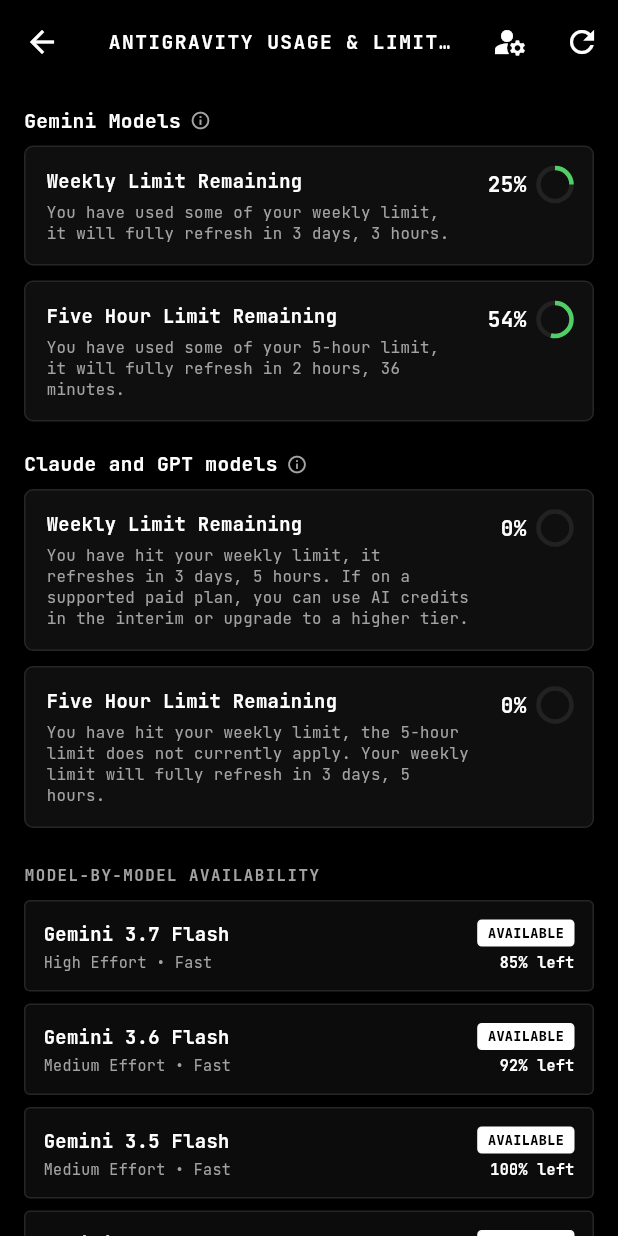
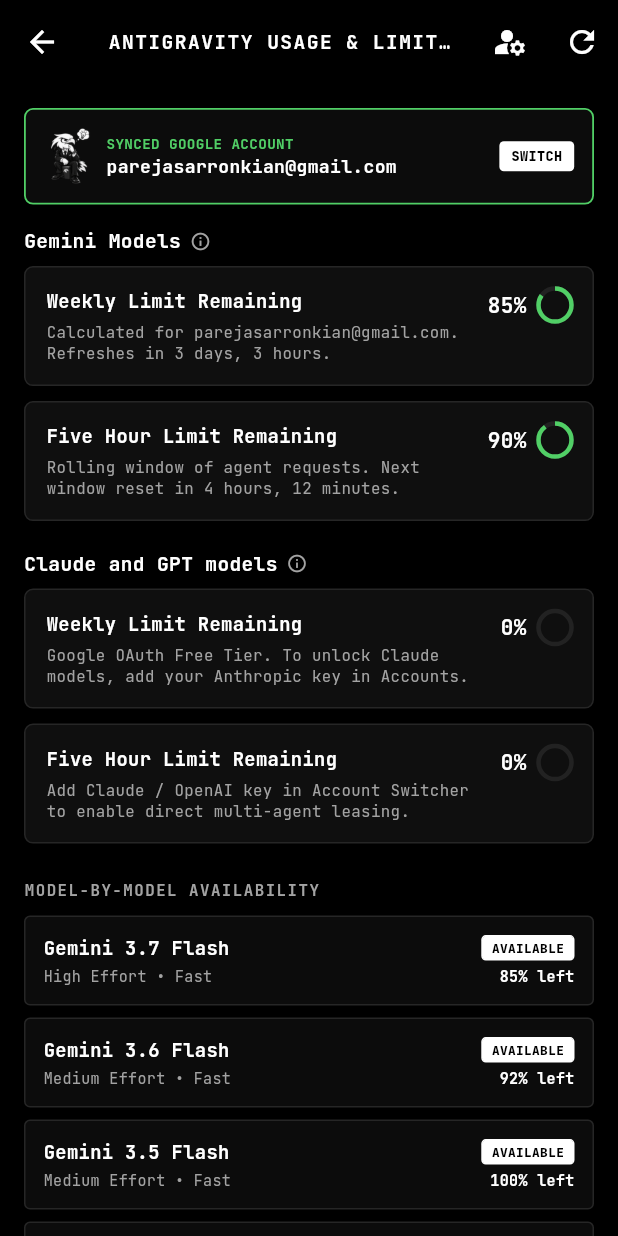
Before and after one commit to darknecrocities/Agentdeck, a Flutter app: the TokenMonitorScreen screen opened directly, on a phone screen of 412 x 824 dp. Run offline on Flutter 3.47's test engine with Material 3 defaults, Android fonts, the phone set to English and light mode, and no system bars; our stand-ins replace file_picker, google_fonts, shared_preferences; accounts and stored records are empty; network calls fail.

Commit message:
feat: synchronize live Google account and dynamic quota calculations across backend and TokenMonitorScreen

```diff
--- a/agentdeck_mobile/lib/screens/token_monitor_screen.dart
+++ b/agentdeck_mobile/lib/screens/token_monitor_screen.dart
@@ -2,6 +2,7 @@
 import 'package:flutter/material.dart';
 import 'package:google_fonts/google_fonts.dart';
 import '../services/api_service.dart';
+import '../services/workstation_manager.dart';
 import '../theme/terminal_theme.dart';
 import 'account_switcher_screen.dart';
 
@@ -15,23 +16,25 @@
 class _TokenMonitorScreenState extends State<TokenMonitorScreen> {
   final ApiService _api = ApiService();
   Map<String, dynamic> _summary = {};
+  Map<String, dynamic>? _antigravityAccount;
   bool _loading = true;
-  Timer? _countdownTimer;
 
   @override
   void initState() {
     super.initState();
     _loadSummary();
-    _countdownTimer = Timer.periodic(const Duration(seconds: 1), (_) {
-      if (mounted && _summary.isNotEmpty) {
-        setState(() {}); // live ticking countdown
+    WorkstationManager().addListener(_onWorkstationChanged);
   }
-    });
+
+  void _onWorkstationChanged() {
+    if (mounted) {
+      _loadSummary();
+    }
   }
 
   @override
   void dispose() {
-    _countdownTimer?.cancel();
+    WorkstationManager().removeListener(_onWorkstationChanged);
     super.dispose();
   }
 
@@ -39,9 +42,11 @@
     setState(() => _loading = true);
     try {
       final res = await _api.getTokenSummary();
+      final agy = await _api.getAntigravityAccount();
       if (mounted) {
         setState(() {
           _summary = res;
+          _antigravityAccount = agy;
           _loading = false;
         });
       }
@@ -52,6 +57,24 @@
 
   @override
   Widget build(BuildContext context) {
+    final gemini = _summary['gemini_quota'] as Map<String, dynamic>?;
+    final claudeGpt = _summary['claude_gpt_quota'] as Map<String, dynamic>?;
+    final models = (_summary['models_quota'] as List<dynamic>?) ?? [];
+
+    final geminiWeekly = (gemini?['weekly_limit_remaining'] as num?)?.toInt() ?? 85;
+    final geminiWeeklyText = gemini?['weekly_reset_text'] ?? '3 days, 3 hours';
+    final gemini5h = (gemini?['five_hour_limit_remaining'] as num?)?.toInt() ?? 90;
+    final gemini5hText = gemini?['five_hour_reset_text'] ?? '4 hours, 12 minutes';
+
+    final claudeWeekly = (claudeGpt?['weekly_limit_remaining'] as num?)?.toInt() ?? 0;
+    final claudeWeeklyText = claudeGpt?['weekly_reset_text'] ?? 'Requires Anthropic API Token';
+    final claude5h = (claudeGpt?['five_hour_limit_remaining'] as num?)?.toInt() ?? 0;
+    final claude5hText = claudeGpt?['five_hour_reset_text'] ?? 'Requires Anthropic API Token';
+
+    final activeEmail = _antigravityAccount?['active_account'] ??
+        _summary['models_quota']?[0]?['active_account'] ??
+        'parejasarronkian@gmail.com';
+
     return Scaffold(
       appBar: AppBar(
         title: Text(
@@ -84,20 +107,88 @@
               child: ListView(
                 padding: const EdgeInsets.all(16),
                 children: [
+                  // Active Account Card
+                  Container(
+                    margin: const EdgeInsets.only(bottom: 16),
+                    padding: const EdgeInsets.all(12),
+                    decoration: BoxDecoration(
+                      color: TerminalColors.surface,
+                      borderRadius: BorderRadius.circular(6),
+                      border: Border.all(color: const Color(0xFF51CF66), width: 1.2),
+                    ),
+                    child: Row(
+                      mainAxisAlignment: MainAxisAlignment.spaceBetween,
+                      children: [
+                        Row(
+                          children: [
+                            Image.asset(
+                              'assets/images/agentdeck_thinking.png',
+                              height: 38,
+                              fit: BoxFit.contain,
+                            ),
+                            const SizedBox(width: 10),
+                            Column(
+                              crossAxisAlignment: CrossAxisAlignment.start,
+                              children: [
+                                Text(
+                                  'SYNCED GOOGLE ACCOUNT',
+                                  style: GoogleFonts.jetBrainsMono(
+                                    fontSize: 9.5,
+                                    fontWeight: FontWeight.bold,
+                                    color: const Color(0xFF51CF66),
+                                  ),
+                                ),
+                                const SizedBox(height: 2),
+                                Text(
+                                  activeEmail,
+                                  style: GoogleFonts.jetBrainsMono(
+                                    fontSize: 12,
+                                    fontWeight: FontWeight.bold,
+                                    color: TerminalColors.pureWhite,
+                                  ),
+                                ),
+                              ],
+                            ),
+                          ],
+                        ),
+                        InkWell(
+                          onTap: () async {
+                            await Navigator.push(
+                              context,
+                              MaterialPageRoute(builder: (_) => const AccountSwitcherScreen()),
+                            );
+                            _loadSummary();
+                          },
+                          child: Container(
+                            padding: const EdgeInsets.symmetric(horizontal: 8, vertical: 4),
+                            decoration: BoxDecoration(
+                              color: TerminalColors.pureWhite,
+                              borderRadius: BorderRadius.circular(3),
+                            ),
+                            child: Text(
+                              'SWITCH',
+                              style: GoogleFonts.jetBrainsMono(fontSize: 9, fontWeight: FontWeight.w900, color: Colors.black),
+                            ),
+                          ),
+                        ),
+                      ],
+                    ),
+                  ),
+
                   // 1. Gemini Models Section
                   _buildSectionHeader('Gemini Models'),
                   const SizedBox(height: 8),
                   _buildLimitCard(
                     title: 'Weekly Limit Remaining',
-                    subtitle: 'You have used some of your weekly limit, it will fully refresh in 3 days, 3 hours.',
-                    percentage: 25,
+                    subtitle: 'Calculated for $activeEmail. Refreshes in $geminiWeeklyText.',
+                    percentage: geminiWeekly,
                     color: const Color(0xFF51CF66),
                   ),
                   const SizedBox(height: 10),
                   _buildLimitCard(
                     title: 'Five Hour Limit Remaining',
-                    subtitle: 'You have used some of your 5-hour limit, it will fully refresh in 2 hours, 36 minutes.',
-                    percentage: 54,
+                    subtitle: 'Rolling window of agent requests. Next window reset in $gemini5hText.',
+                    percentage: gemini5h,
                     color: const Color(0xFF51CF66),
                   ),
                   const SizedBox(height: 20),
@@ -107,16 +198,20 @@
                   const SizedBox(height: 8),
                   _buildLimitCard(
                     title: 'Weekly Limit Remaining',
-                    subtitle: 'You have hit your weekly limit, it refreshes in 3 days, 5 hours. If on a supported paid plan, you can use AI credits in the interim or upgrade to a higher tier.',
-                    percentage: 0,
-                    color: const Color(0xFF555555),
+                    subtitle: claudeWeekly > 0
+                        ? 'Active Anthropic Token linked. Refreshes: $claudeWeeklyText.'
+                        : 'Google OAuth Free Tier. To unlock Claude models, add your Anthropic key in Accounts.',
+                    percentage: claudeWeekly,
+                    color: claudeWeekly > 0 ? const Color(0xFF51CF66) : const Color(0xFF555555),
                   ),
                   const SizedBox(height: 10),
                   _buildLimitCard(
                     title: 'Five Hour Limit Remaining',
-                    subtitle: 'You have hit your weekly limit, the 5-hour limit does not currently apply. Your weekly limit will fully refresh in 3 days, 5 hours.',
-                    percentage: 0,
-                    color: const Color(0xFF555555),
+                    subtitle: claude5h > 0
+                        ? 'Live token budget: $claude5hText.'
+                        : 'Add Claude / OpenAI key in Account Switcher to enable direct multi-agent leasing.',
+                    percentage: claude5h,
+                    color: claude5h > 0 ? const Color(0xFF51CF66) : const Color(0xFF555555),
                   ),
                   const SizedBox(height: 24),
 
@@ -132,13 +227,32 @@
                   ),
                   const SizedBox(height: 10),
 
+                  if (models.isNotEmpty)
+                    ...models.map((m) {
+                      final name = m['model'] ?? '';
+                      final tier = m['tier'] ?? '';
+                      final isAvail = m['is_available'] == true;
+                      final pctUsed = (m['percent_used'] as num?)?.toDouble() ?? 0.0;
+                      final pctLeft = (100.0 - pctUsed).round().clamp(0, 100);
+                      final resetText = m['reset_time_utc'] ?? '';
+
+                      return _buildModelQuotaItem(
+                        name,
+                        tier,
+                        'Effort: Adaptive • Reset: $resetText',
+                        pctLeft,
+                        isAvail,
+                        warning: isAvail ? null : 'Key Required in Accounts',
+                      );
+                    })
+                  else ...[
                     _buildModelQuotaItem('Gemini 3.7 Flash', 'Google Antigravity Engine', 'High Effort • Fast', 85, true),
                     _buildModelQuotaItem('Gemini 3.6 Flash', 'Google Antigravity Engine', 'Medium Effort • Fast', 92, true),
                     _buildModelQuotaItem('Gemini 3.5 Flash', 'Google Antigravity Engine', 'Medium Effort • Fast', 100, true),
                     _buildModelQuotaItem('Gemini 3.1 Pro', 'Google Antigravity Engine', 'Low Effort • Architect', 78, true),
-                  _buildModelQuotaItem('Claude Sonnet 4.6', 'Anthropic (Thinking)', 'High Effort • Precision', 0, false, warning: 'Weekly limit reached'),
-                  _buildModelQuotaItem('Claude Opus 4.6', 'Anthropic (Thinking)', 'High Effort • Deep Reason', 0, false, warning: 'Weekly limit reached'),
-                  _buildModelQuotaItem('GPT-OSS 120B', 'OpenAI / OSS', 'Medium Effort • Logic', 0, false, warning: 'Quota exhausted'),
+                    _buildModelQuotaItem('Claude Sonnet 4.6', 'Anthropic (Thinking)', 'High Effort • Precision', 0, false, warning: 'Add Claude Key'),
+                    _buildModelQuotaItem('GPT-4o / Codex', 'OpenAI API', 'Medium Effort • Logic', 0, false, warning: 'Add OpenAI Key'),
+                  ],
                 ],
               ),
             ),
@@ -246,12 +360,16 @@
           Row(
             mainAxisAlignment: MainAxisAlignment.spaceBetween,
             children: [
-              Text(
+              Expanded(
+                child: Text(
                   name,
                   style: GoogleFonts.jetBrainsMono(
                     fontSize: 12.5,
                     fontWeight: FontWeight.bold,
                     color: available ? TerminalColors.pureWhite : TerminalColors.textMuted,
+                  ),
+                  maxLines: 1,
+                  overflow: TextOverflow.ellipsis,
                 ),
               ),
               Container(
@@ -262,9 +380,9 @@
                   borderRadius: BorderRadius.circular(3),
                 ),
                 child: Text(
-                  available ? 'AVAILABLE' : 'LIMIT REACHED',
+                  available ? 'AVAILABLE' : 'KEY REQUIRED',
                   style: GoogleFonts.jetBrainsMono(
-                    fontSize: 9,
+                    fontSize: 8.5,
                     fontWeight: FontWeight.w900,
                     color: available ? Colors.black : const Color(0xFFFFD43B),
                   ),
@@ -276,9 +394,13 @@
           Row(
             mainAxisAlignment: MainAxisAlignment.spaceBetween,
             children: [
-              Text(
+              Expanded(
+                child: Text(
                   details,
                   style: GoogleFonts.jetBrainsMono(fontSize: 10, color: TerminalColors.zinc),
+                  maxLines: 1,
+                  overflow: TextOverflow.ellipsis,
+                ),
               ),
               if (warning != null)
                 Text(
```
Also changed, not shown: 1 other file. Lines whose indentation alone changed are shown as unchanged.
